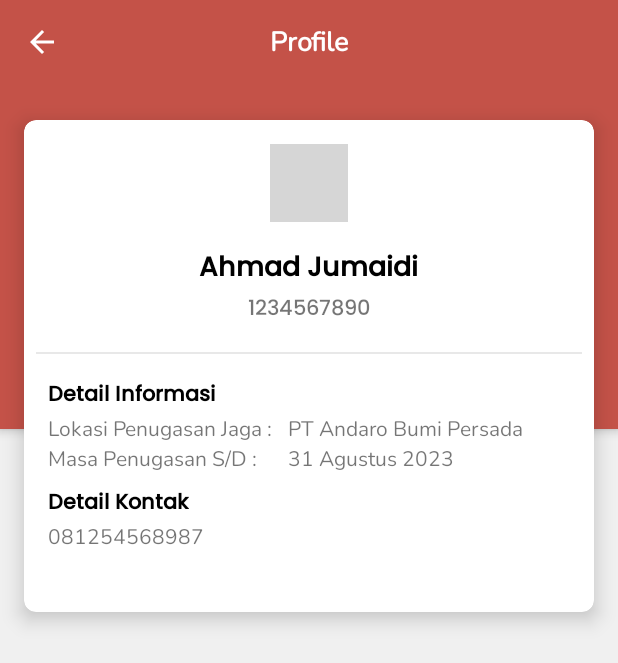
After one commit to bangdhedot/Android, an Android app: the ProfileActivity screen opened directly, with no data from a screen before it, on a phone screen of 412 x 824 dp. The commit adds this screen. Shown: the top 663 px of the screen. Run offline under Robolectric (Android 15) with nearby library versions, the phone set to English and light mode, and no system bars; Roboto replaces fonts that are not available here; grey boxes are pictures that could not be loaded.

Commit message:
Updated Profile

```diff
--- a/app/src/main/AndroidManifest.xml
+++ b/app/src/main/AndroidManifest.xml
@@ -11,6 +11,9 @@
         android:supportsRtl="true"
         android:theme="@style/Theme.MyMonitoring"
         tools:targetApi="31">
+        <activity
+            android:name=".ProfileActivity"
+            android:exported="false" />
         <activity
             android:name=".DashboardActivity"
             android:exported="false" />
--- a/app/src/main/java/com/example/mymonitoring/DashboardActivity.java
+++ b/app/src/main/java/com/example/mymonitoring/DashboardActivity.java
@@ -2,6 +2,7 @@ package com.example.mymonitoring;
 
 import androidx.appcompat.app.AppCompatActivity;
 
+import android.content.Intent;
 import android.os.Bundle;
 import android.view.View;
 import android.widget.LinearLayout;
@@ -44,7 +45,8 @@ public class DashboardActivity extends AppCompatActivity {
         layoutTwo.setOnClickListener(new View.OnClickListener() {
             @Override
             public void onClick(View v) {
-                Toast.makeText(getApplicationContext(),"Dua", Toast.LENGTH_LONG).show();
+                startActivity(new Intent(DashboardActivity.this, ProfileActivity.class));
+                //Toast.makeText(getApplicationContext(),"Dua", Toast.LENGTH_LONG).show();
             }
         });
 
--- /dev/null
+++ b/app/src/main/java/com/example/mymonitoring/ProfileActivity.java
@@ -0,0 +1,26 @@
+package com.example.mymonitoring;
+
+import androidx.appcompat.app.AppCompatActivity;
+
+import android.content.Intent;
+import android.os.Bundle;
+import android.view.View;
+import android.widget.ImageView;
+
+public class ProfileActivity extends AppCompatActivity {
+
+    @Override
+    protected void onCreate(Bundle savedInstanceState) {
+        super.onCreate(savedInstanceState);
+        setContentView(R.layout.activity_profile);
+
+        ImageView imageView = findViewById(R.id.IVBack);
+
+        imageView.setOnClickListener(new View.OnClickListener() {
+            @Override
+            public void onClick(View v) {
+                finish();
+            }
+        });
+    }
+}
--- a/app/src/main/res/layout/activity_dasboard.xml
+++ b/app/src/main/res/layout/activity_dasboard.xml
@@ -19,7 +19,6 @@
         app:layout_constraintStart_toStartOf="parent"
         app:layout_constraintTop_toTopOf="parent"
         app:layout_constraintVertical_bias="0.0" />
-
 
     <androidx.cardview.widget.CardView
         android:id="@+id/cardView"
@@ -109,8 +108,7 @@
             android:layout_width="wrap_content"
             android:layout_height="1dp"
             android:layout_marginTop="85dp"
-            android:background="#80D1D1D1"
-            >
+            android:background="#80D1D1D1">
 
         </View>
 
--- /dev/null
+++ b/app/src/main/res/layout/activity_profile.xml
@@ -0,0 +1,254 @@
+<?xml version="1.0" encoding="utf-8"?>
+<androidx.constraintlayout.widget.ConstraintLayout xmlns:android="http://schemas.android.com/apk/res/android"
+    xmlns:app="http://schemas.android.com/apk/res-auto"
+    xmlns:tools="http://schemas.android.com/tools"
+    android:layout_width="match_parent"
+    android:layout_height="match_parent"
+    android:background="@color/gray"
+    tools:context=".ProfileActivity">
+
+    <!-- AppBar layout for using Toolbar as AppBar -->
+    <com.google.android.material.appbar.AppBarLayout
+        android:id="@+id/appBarLayout"
+        android:layout_width="0dp"
+        android:layout_height="wrap_content"
+        app:layout_constraintEnd_toEndOf="parent"
+        app:layout_constraintStart_toStartOf="parent"
+        app:layout_constraintTop_toTopOf="parent">
+
+        <androidx.constraintlayout.widget.ConstraintLayout
+            android:layout_width="match_parent"
+            android:layout_height="match_parent">
+
+            <!-- ToolBar widget -->
+            <androidx.appcompat.widget.Toolbar
+                android:id="@+id/toolbar"
+                android:layout_width="match_parent"
+                android:layout_height="wrap_content"
+                android:background="@color/maroon"
+                android:minHeight="?attr/actionBarSize"
+                android:theme="?attr/actionBarTheme"
+                app:layout_constraintEnd_toEndOf="parent"
+                app:layout_constraintStart_toStartOf="parent"
+                app:layout_constraintTop_toTopOf="parent">
+
+
+                <ImageView
+                    android:id="@+id/IVBack"
+                    android:layout_width="wrap_content"
+                    android:layout_height="24dp"
+                    android:layout_marginStart="8dp"
+                    android:clickable="true"
+                    app:layout_constraintBottom_toBottomOf="parent"
+                    app:layout_constraintStart_toStartOf="parent"
+                    app:layout_constraintTop_toTopOf="parent"
+                    app:srcCompat="@drawable/baseline_arrow_back_24"
+                    android:focusable="true" />
+
+                <TextView
+                    android:layout_width="wrap_content"
+                    android:layout_height="wrap_content"
+                    android:layout_gravity="center_horizontal"
+                    android:fontFamily="@font/nunito"
+                    android:gravity="center"
+                    android:text="Profile"
+                    android:textColor="@color/white"
+                    android:textSize="18sp"
+                    android:textStyle="bold" />
+
+            </androidx.appcompat.widget.Toolbar>
+
+        </androidx.constraintlayout.widget.ConstraintLayout>
+
+        <ImageView
+            android:id="@+id/imageView3"
+            android:layout_width="match_parent"
+            android:layout_height="230dp"
+            android:background="@drawable/rounded_corner"
+            android:contentDescription="Background"
+            app:layout_constraintBottom_toBottomOf="parent"
+            app:layout_constraintEnd_toEndOf="parent"
+            app:layout_constraintHorizontal_bias="0.0"
+            app:layout_constraintStart_toStartOf="parent"
+            app:layout_constraintTop_toTopOf="parent"
+            app:layout_constraintVertical_bias="0.0" />
+
+    </com.google.android.material.appbar.AppBarLayout>
+
+    <androidx.cardview.widget.CardView
+        android:id="@+id/cardView"
+        android:layout_width="0dp"
+        android:layout_height="wrap_content"
+        android:layout_marginLeft="16dp"
+        android:layout_marginTop="80dp"
+        android:layout_marginRight="16dp"
+        app:cardCornerRadius="8dp"
+        app:cardElevation="8dp"
+        app:layout_constraintEnd_toEndOf="parent"
+        app:layout_constraintStart_toStartOf="parent"
+        app:layout_constraintTop_toTopOf="parent">
+
+        <LinearLayout
+            android:layout_width="match_parent"
+            android:layout_height="wrap_content"
+            android:layout_margin="8dp"
+            android:orientation="vertical">
+
+            <LinearLayout
+                android:layout_width="match_parent"
+                android:layout_height="wrap_content"
+                android:layout_weight="26"
+                android:gravity="center"
+                android:orientation="vertical"
+                android:padding="8dp"
+                android:weightSum="100">
+
+                <ImageView
+                    android:id="@+id/imageView"
+                    android:layout_width="52dp"
+                    android:layout_height="52dp"
+                    android:layout_gravity="center"
+                    android:src="@drawable/user" />
+
+
+            </LinearLayout>
+
+            <LinearLayout
+                android:layout_width="match_parent"
+                android:layout_height="wrap_content"
+                android:layout_weight="26"
+                android:gravity="center"
+                android:orientation="vertical"
+                android:padding="8dp"
+                android:weightSum="100">
+
+                <TextView
+                    android:id="@+id/TVNames"
+                    android:layout_width="wrap_content"
+                    android:layout_height="wrap_content"
+                    android:fontFamily="@font/poppins_medium"
+                    android:text="@string/names"
+                    android:textColor="@color/black"
+                    android:textSize="18sp"
+                    android:textStyle="bold" />
+
+                <TextView
+                    android:id="@+id/TVNrp"
+                    android:layout_width="wrap_content"
+                    android:layout_height="wrap_content"
+                    android:fontFamily="@font/poppins_medium"
+                    android:text="@string/NRP"
+                    android:textSize="14sp" />
+
+            </LinearLayout>
+
+            <View
+                android:layout_width="wrap_content"
+                android:layout_height="1dp"
+                android:layout_marginTop="8dp"
+                android:background="#80D1D1D1">
+
+            </View>
+
+            <LinearLayout
+                android:layout_width="match_parent"
+                android:layout_height="wrap_content"
+                android:layout_marginTop="8dp"
+                android:layout_weight="26"
+                android:orientation="horizontal"
+                android:padding="8dp"
+                android:weightSum="100">
+
+                <LinearLayout
+                    android:layout_width="160dp"
+                    android:layout_height="wrap_content"
+                    android:layout_marginBottom="24dp"
+                    android:orientation="vertical"
+                    android:weightSum="100">
+
+                    <TextView
+                        android:layout_width="wrap_content"
+                        android:layout_height="wrap_content"
+                        android:fontFamily="@font/poppins_medium"
+                        android:text="Detail Informasi"
+                        android:textColor="@color/black"
+                        android:textSize="14sp"
+                        android:textStyle="bold" />
+
+                    <TextView
+                        android:layout_width="wrap_content"
+                        android:layout_height="wrap_content"
+                        android:fontFamily="@font/nunito"
+                        android:text="Lokasi Penugasan Jaga :"
+                        android:textSize="14sp" />
+
+                    <TextView
+                        android:layout_width="wrap_content"
+                        android:layout_height="wrap_content"
+                        android:fontFamily="@font/nunito"
+                        android:text="Masa Penugasan S/D :"
+                        android:textSize="14sp" />
+
+                    <TextView
+                        android:layout_width="wrap_content"
+                        android:layout_height="wrap_content"
+                        android:layout_marginTop="8dp"
+                        android:fontFamily="@font/poppins_medium"
+                        android:text="Detail Kontak"
+                        android:textColor="@color/black"
+                        android:textSize="14sp"
+                        android:textStyle="bold" />
+
+                    <TextView
+                        android:id="@+id/TVNumberHP"
+                        android:layout_width="wrap_content"
+                        android:layout_height="wrap_content"
+                        android:fontFamily="@font/nunito"
+                        android:text="081254568987"
+                        android:textSize="14sp" />
+
+
+                </LinearLayout>
+
+                <LinearLayout
+                    android:layout_width="match_parent"
+                    android:layout_height="wrap_content"
+                    android:layout_marginBottom="24dp"
+                    android:orientation="vertical"
+                    android:weightSum="100">
+
+                    <TextView
+                        android:layout_width="wrap_content"
+                        android:layout_height="wrap_content"
+                        android:fontFamily="@font/poppins_medium"
+                        android:textColor="@color/black"
+                        android:textSize="14sp"
+                        android:textStyle="bold" />
+
+                    <TextView
+                        android:id="@+id/TVLocation"
+                        android:layout_width="wrap_content"
+                        android:layout_height="wrap_content"
+                        android:fontFamily="@font/nunito"
+                        android:text="PT Andaro Bumi Persada"
+                        android:textSize="14sp" />
+
+                    <TextView
+                        android:id="@+id/TVDate"
+                        android:layout_width="wrap_content"
+                        android:layout_height="wrap_content"
+                        android:fontFamily="@font/nunito"
+                        android:text="31 Agustus 2023"
+                        android:textSize="14sp" />
+
+
+                </LinearLayout>
+
+            </LinearLayout>
+
+
+        </LinearLayout>
+
+    </androidx.cardview.widget.CardView>
+
+</androidx.constraintlayout.widget.ConstraintLayout>
```
